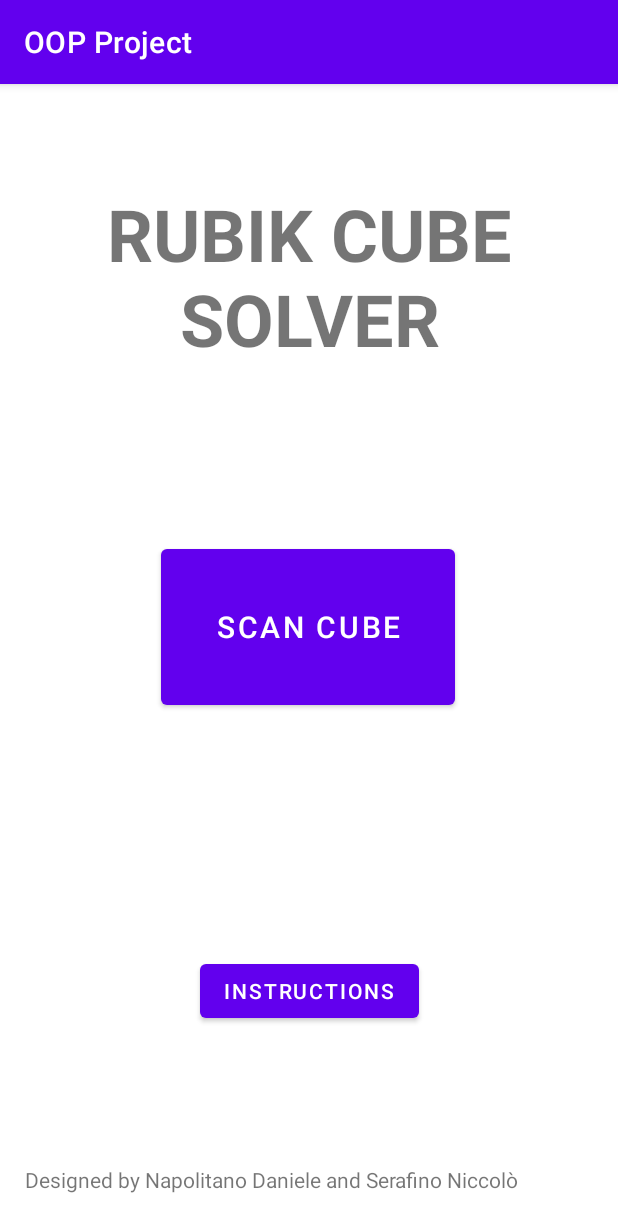
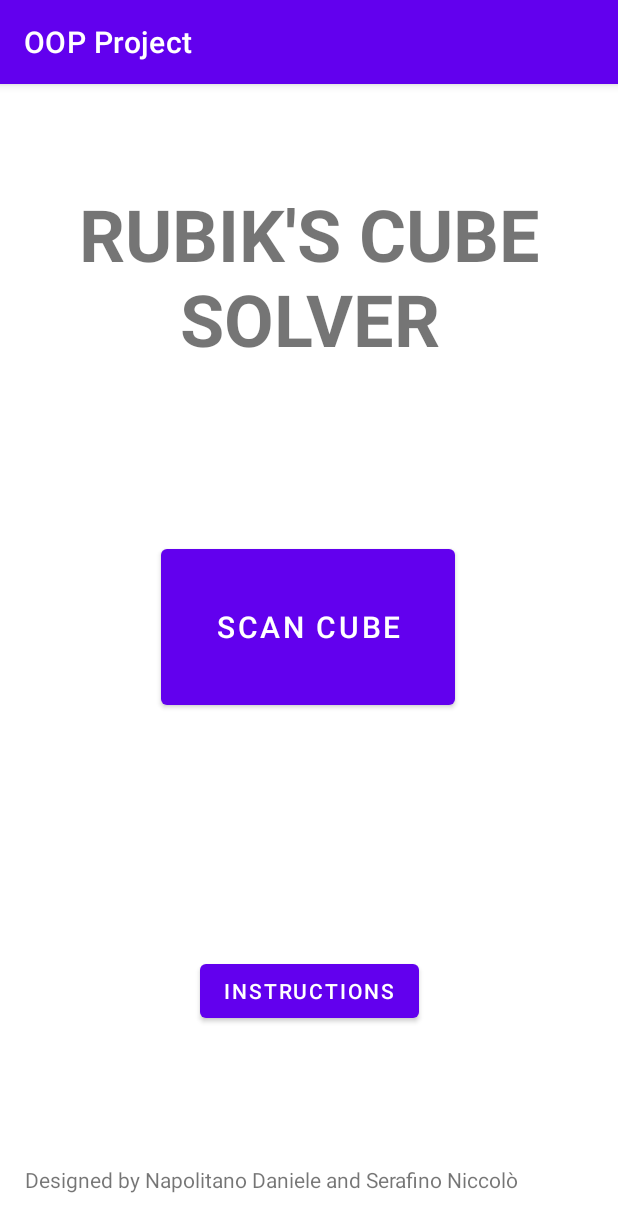
Before and after one commit to danielenapo/Rubik-s-cube-solver, an Android app: the screen it shows after launch (Menu), on a phone screen of 412 x 824 dp. Shown: the top 1232 px of the screen. Run offline under Robolectric (Android 15) with nearby library versions, the phone set to English and light mode, and no system bars.

Commit message:
rubik's*

```diff
--- a/app/src/main/res/layout/activity_menu.xml
+++ b/app/src/main/res/layout/activity_menu.xml
@@ -39,7 +39,7 @@
         android:layout_marginTop="70dp"
         android:layout_marginBottom="582dp"
         android:gravity="center"
-        android:text="RUBIK CUBE SOLVER"
+        android:text="RUBIK'S CUBE SOLVER"
         android:textSize="48sp"
         android:textStyle="bold"
         app:layout_constraintBottom_toBottomOf="parent"
```
